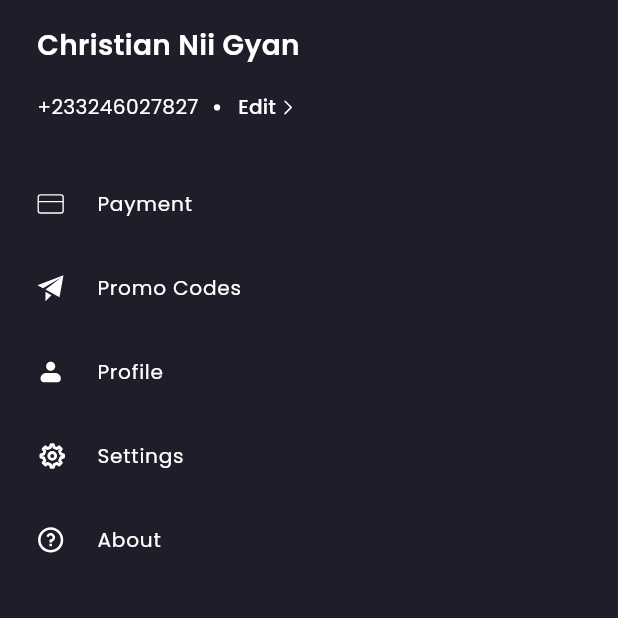
After one commit to DiDi-App/Mobile-App, a Flutter app: the SettingsPage screen opened directly, on a phone screen of 412 x 824 dp, the top half of it. The commit adds this screen. Run offline on Flutter 3.47's test engine with Material 3 defaults, Android fonts, the phone set to English and light mode, and no system bars; our stand-ins replace cached_network_image, flutter_bloc, flutter_svg, fpdart, get_it, hive and 3 more; accounts and stored records are empty; network calls fail; statements that could not run were skipped.

Commit message:
feat:Implement the settings screen

```diff
--- a/Didi/lib/src/features/listings/presentation/pages/tab_bar_view.dart
+++ b/Didi/lib/src/features/listings/presentation/pages/tab_bar_view.dart
@@ -3,6 +3,7 @@ import 'package:didi/src/features/listings/presentation/pages/homepage.dart';
 import 'package:didi/src/features/listings/presentation/pages/search_page.dart';
 import 'package:didi/src/features/orders/presentation/pages/my_orders.dart';
 import 'package:didi/src/features/orders/presentation/pages/payment.dart';
+import 'package:didi/src/features/settings/presentation/pages/settings_page.dart';
 import 'package:flutter/material.dart';
 import 'package:flutter_svg/flutter_svg.dart';
 import 'package:responsive_sizer/responsive_sizer.dart';
@@ -37,7 +38,7 @@ class _TabBarPageState extends State<TabBarPage> {
       const SearchPage(),
       const PaymentScreen(),
       const MyOrders(),
-      Homepage(onTextFieldTap: _onTextFieldTap),
+      const SettingsPage(),
     ];
     super.initState();
   }
@@ -66,7 +67,7 @@ class _TabBarPageState extends State<TabBarPage> {
                   colorFilter: ColorFilter.mode(
                     _selectedIndex == 0
                         ? AppThemeColors.kPrimaryButtonColor
-                        : AppThemeColors.kWhiteColor.withOpacity(0.8),
+                        : AppThemeColors.kWhiteColor,
                     BlendMode.srcIn,
                   ),
                 ),
@@ -82,7 +83,7 @@ class _TabBarPageState extends State<TabBarPage> {
                   colorFilter: ColorFilter.mode(
                     _selectedIndex == 1
                         ? AppThemeColors.kPrimaryButtonColor
-                        : AppThemeColors.kWhiteColor.withOpacity(0.8),
+                        : AppThemeColors.kWhiteColor,
                     BlendMode.srcIn,
                   ),
                 ),
@@ -98,7 +99,7 @@ class _TabBarPageState extends State<TabBarPage> {
                   colorFilter: ColorFilter.mode(
                     _selectedIndex == 2
                         ? AppThemeColors.kPrimaryButtonColor
-                        : AppThemeColors.kWhiteColor.withOpacity(0.8),
+                        : AppThemeColors.kWhiteColor,
                     BlendMode.srcIn,
                   ),
                 ),
@@ -114,12 +115,12 @@ class _TabBarPageState extends State<TabBarPage> {
                   colorFilter: ColorFilter.mode(
                     _selectedIndex == 3
                         ? AppThemeColors.kPrimaryButtonColor
-                        : AppThemeColors.kWhiteColor.withOpacity(0.8),
+                        : AppThemeColors.kWhiteColor,
                     BlendMode.srcIn,
                   ),
                 ),
               ),
-              label: "Menu",
+              label: "My Orders",
             ),
             BottomNavigationBarItem(
               icon: Padding(
@@ -130,7 +131,7 @@ class _TabBarPageState extends State<TabBarPage> {
                   colorFilter: ColorFilter.mode(
                     _selectedIndex == 4
                         ? AppThemeColors.kPrimaryButtonColor
-                        : AppThemeColors.kWhiteColor.withOpacity(0.8),
+                        : AppThemeColors.kWhiteColor,
                     BlendMode.srcIn,
                   ),
                 ),
--- a/Didi/lib/src/features/orders/presentation/pages/my_orders.dart
+++ b/Didi/lib/src/features/orders/presentation/pages/my_orders.dart
@@ -20,7 +20,6 @@ class MyOrders extends StatelessWidget {
             fontFamily: "Poppins",
           ),
         ),
-        centerTitle: false,
       ),
       body: Padding(
         padding: EdgeInsets.symmetric(horizontal: Constants.horizontalPadding),
--- /dev/null
+++ b/Didi/lib/src/features/settings/presentation/pages/settings_page.dart
@@ -0,0 +1,157 @@
+import 'package:didi/src/core/constants.dart';
+import 'package:didi/src/core/theme/theme_colors.dart';
+import 'package:flutter/material.dart';
+import 'package:flutter_svg/flutter_svg.dart';
+import 'package:responsive_sizer/responsive_sizer.dart';
+
+class SettingsPage extends StatelessWidget {
+  const SettingsPage({super.key});
+
+  @override
+  Widget build(BuildContext context) {
+    return Scaffold(
+      body: SafeArea(
+        child: Padding(
+          padding: EdgeInsets.symmetric(
+              horizontal: Constants.horizontalPadding, vertical: 2.h),
+          child: Column(
+            crossAxisAlignment: CrossAxisAlignment.start,
+            children: [
+              Text(
+                "Christian Nii Gyan",
+                style: TextStyle(
+                  color: AppThemeColors.kWhiteColor,
+                  fontSize: 17.7.sp,
+                  fontFamily: "Poppins",
+                  fontWeight: FontWeight.w600,
+                ),
+              ),
+              SizedBox(height: 0.5.h),
+              Row(
+                children: [
+                  Text(
+                    "+233246027827",
+                    style: TextStyle(
+                      color: AppThemeColors.kWhiteColor,
+                      fontSize: 15.sp,
+                      fontFamily: "Poppins",
+                    ),
+                  ),
+                  SizedBox(width: 2.5.w),
+                  Container(
+                    width: 1.w,
+                    height: 1.w,
+                    decoration: const BoxDecoration(
+                      color: AppThemeColors.kWhiteColor,
+                      shape: BoxShape.circle,
+                    ),
+                  ),
+                  TextButton(
+                    onPressed: () {},
+                    child: Row(
+                      children: [
+                        Text(
+                          "Edit",
+                          style: TextStyle(
+                            color: AppThemeColors.kWhiteColor,
+                            fontSize: 15.sp,
+                            fontFamily: "Poppins",
+                          ),
+                        ),
+                        SvgPicture.asset(
+                          "assets/svg/greater_than.svg",
+                          height: 2.h,
+                        ),
+                      ],
+                    ),
+                  )
+                ],
+              ),
+              SizedBox(height: 1.5.h),
+              ListTile(
+                onTap: () {},
+                contentPadding: EdgeInsets.zero,
+                leading: SvgPicture.asset(
+                  "assets/svg/payment.svg",
+                  height: 2.2.h,
+                ),
+                title: Text(
+                  "Payment",
+                  style: TextStyle(
+                    color: AppThemeColors.kWhiteColor,
+                    fontSize: 15.sp,
+                    fontFamily: "Poppins",
+                  ),
+                ),
+              ),
+              ListTile(
+                onTap: () {},
+                contentPadding: EdgeInsets.zero,
+                leading: SvgPicture.asset(
+                  "assets/svg/telegram.svg",
+                  height: 2.2.h,
+                ),
+                title: Text(
+                  "Promo Codes",
+                  style: TextStyle(
+                    color: AppThemeColors.kWhiteColor,
+                    fontSize: 15.sp,
+                    fontFamily: "Poppins",
+                  ),
+                ),
+              ),
+              ListTile(
+                onTap: () {},
+                contentPadding: EdgeInsets.zero,
+                leading: SvgPicture.asset(
+                  "assets/svg/profile.svg",
+                  height: 2.2.h,
+                ),
+                title: Text(
+                  "Profile",
+                  style: TextStyle(
+                    color: AppThemeColors.kWhiteColor,
+                    fontSize: 15.sp,
+                    fontFamily: "Poppins",
+                  ),
+                ),
+              ),
+              ListTile(
+                onTap: () {},
+                contentPadding: EdgeInsets.zero,
+                leading: SvgPicture.asset(
+                  "assets/svg/settings.svg",
+                  height: 2.2.h,
+                ),
+                title: Text(
+                  "Settings",
+                  style: TextStyle(
+                    color: AppThemeColors.kWhiteColor,
+                    fontSize: 15.sp,
+                    fontFamily: "Poppins",
+                  ),
+                ),
+              ),
+              ListTile(
+                onTap: () {},
+                contentPadding: EdgeInsets.zero,
+                leading: SvgPicture.asset(
+                  "assets/svg/about.svg",
+                  height: 2.2.h,
+                ),
+                title: Text(
+                  "About",
+                  style: TextStyle(
+                    color: AppThemeColors.kWhiteColor,
+                    fontSize: 15.sp,
+                    fontFamily: "Poppins",
+                  ),
+                ),
+              ),
+            ],
+          ),
+        ),
+      ),
+    );
+  }
+}
```
Also changed, not shown: Didi/assets/svg/about.svg (added), Didi/assets/svg/greater_than.svg (added), Didi/assets/svg/payment.svg (added), Didi/assets/svg/profile.svg (added), Didi/assets/svg/telegram.svg (added).
